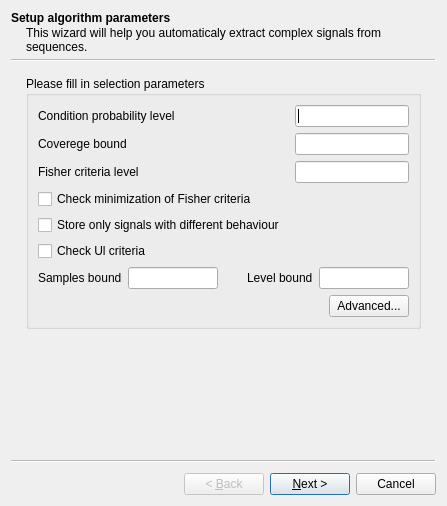
Before: the Qt Designer form src/plugins/expert_discovery/src/ui/ExpertDiscoverySigExtrWiz.ui in violethaze74/ugene, drawn with Qt 5.
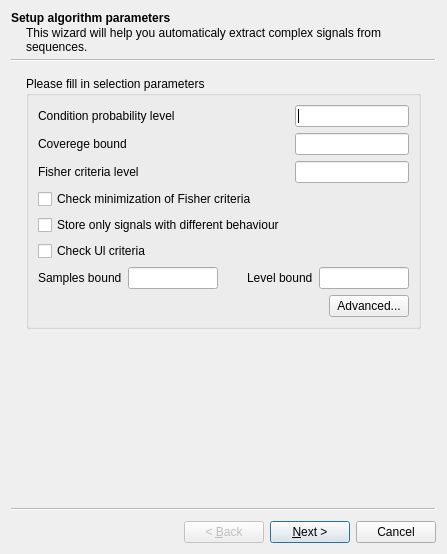
After: the same form once the commit is applied.

```diff
--- a/src/plugins/expert_discovery/src/ui/ExpertDiscoverySigExtrWiz.ui
+++ b/src/plugins/expert_discovery/src/ui/ExpertDiscoverySigExtrWiz.ui
@@ -10,7 +10,7 @@
     <x>0</x>
     <y>0</y>
     <width>447</width>
-    <height>506</height>
+    <height>554</height>
    </rect>
   </property>
   <property name="windowTitle">
```
Left out of the diff: 4 changed lines with no effect on the pictures.
